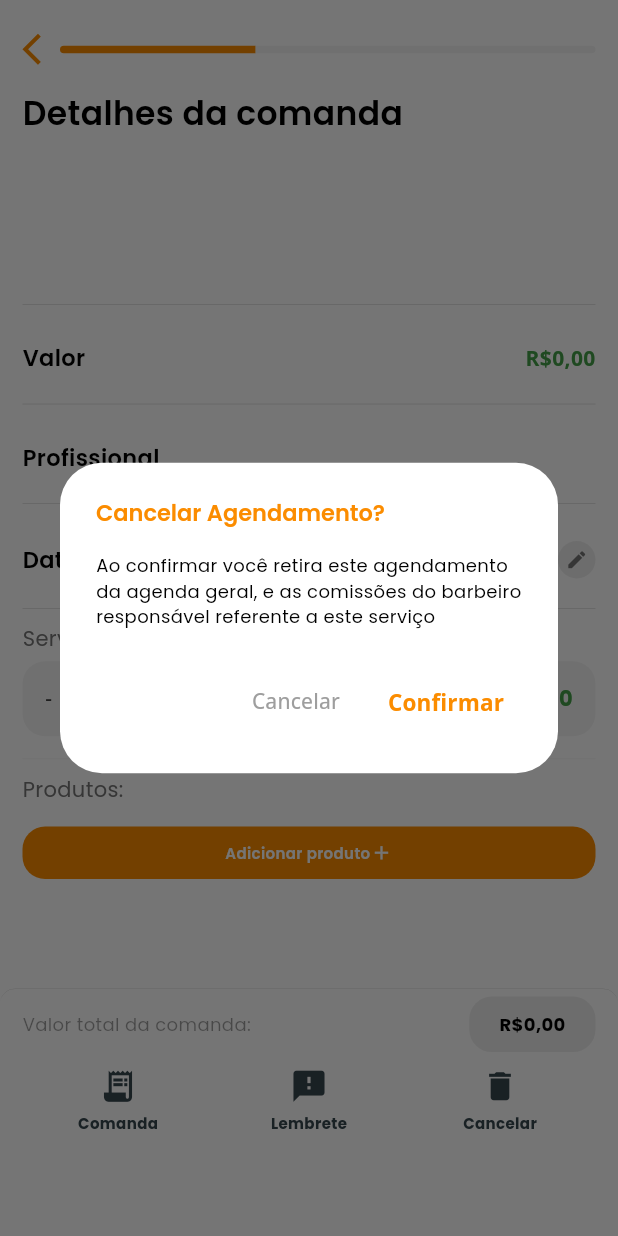
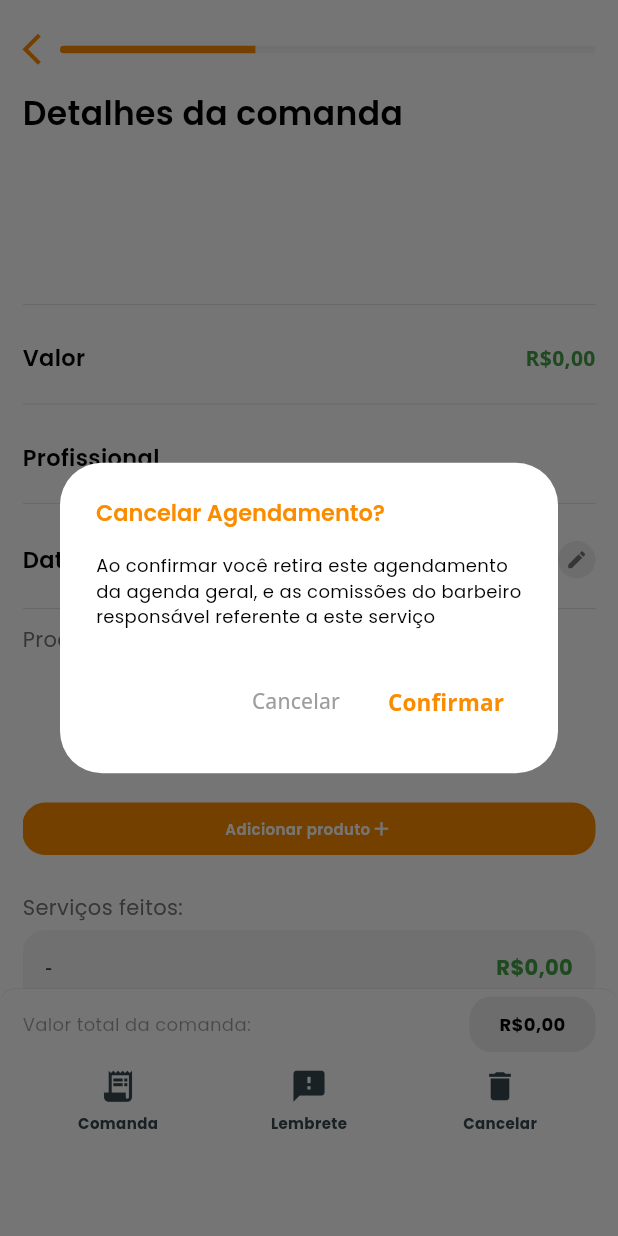
Before and after one commit to Gabrielcnetto/jimy, a Flutter app: the EditarAgendamento screen opened directly with empty values, item 3 of the bottom bar chosen, on a phone screen of 412 x 824 dp. Run offline on Flutter 3.47's test engine with Material 3 defaults, Android fonts, the phone set to English and light mode, and no system bars; our stand-ins replace cloud_firestore, curved_navigation_bar, firebase_auth, firebase_core, firebase_storage, google_fonts and 2 more; missing offline and left inert: floating_action_bubble; accounts and stored records are empty; network calls fail.

Commit message:
pub final

```diff
--- a/lib/usuarioGerente/telas/agendEaddScreen.dart/editarAgendamento/editarAgendamento.dart
+++ b/lib/usuarioGerente/telas/agendEaddScreen.dart/editarAgendamento/editarAgendamento.dart
@@ -31,7 +31,6 @@ class _EditarAgendamentoState extends State<EditarAgendamento> {
   void initState() {
     // TODO: implement initState
     super.initState();
-    setValoresIniciais();
   }
 
   bool isLoading = false;
@@ -95,12 +94,22 @@ class _EditarAgendamentoState extends State<EditarAgendamento> {
   double valorProdutosTotal = 0;
   double valorServicosTotal = 0;
   double valorComandaTotal = 0;
-  final valorNovoController = TextEditingController();
+  void somandoAComandaTotal() {
+    setState(() {
+      valorComandaTotal = (valorProdutosTotal + valorServicosTotal);
+    });
+  }
 
-  void setValoresIniciais() {
+  void SomandoValorTotal() {
+    double totalProdutos = 0; // Variável temporária para armazenar o total
+
+    for (var item in _produtosAdicionados) {
+      totalProdutos += item.preco; // Acumula o preço dos produtos
+    }
+
     setState(() {
-      valorComandaTotal = widget.corte.valorCorte;
-      valorNovoController.text = valorComandaTotal.toString();
+      valorProdutosTotal = totalProdutos; // Atualiza o valor total
+      somandoAComandaTotal(); // Atualiza o total da comanda
     });
   }
 
@@ -108,6 +117,7 @@ class _EditarAgendamentoState extends State<EditarAgendamento> {
   void recebendoALista(List<Produtosavenda> produtos) {
     setState(() {
       _produtosAdicionados = produtos;
+      SomandoValorTotal();
     });
   }
 
@@ -349,6 +359,110 @@ class _EditarAgendamentoState extends State<EditarAgendamento> {
                         ),
                       ),
                       Container(
+                        decoration: BoxDecoration(
+                          border: Border(
+                            top: BorderSide(
+                              width: 0.2,
+                              color: Colors.grey.shade300,
+                            ),
+                          ),
+                        ),
+                        width: double.infinity,
+                        padding: EdgeInsets.symmetric(vertical: 10),
+                        child: Column(
+                          crossAxisAlignment: CrossAxisAlignment.start,
+                          children: [
+                            Text(
+                              "Produtos:",
+                              style: GoogleFonts.poppins(
+                                textStyle: TextStyle(
+                                  color: Colors.grey.shade600,
+                                ),
+                              ),
+                            ),
+                            SizedBox(
+                              height: 5,
+                            ),
+                            if (_produtosAdicionados.length == 0)
+                              Container(
+                                width: double.infinity,
+                                padding: EdgeInsets.symmetric(vertical: 15),
+                                child: Column(
+                                  mainAxisAlignment: MainAxisAlignment.center,
+                                  children: [
+                                    Container(
+                                      width: MediaQuery.of(context).size.width *
+                                          0.9,
+                                      child: Text(
+                                        "Vendeu algum produto?\nSome junto na comanda!",
+                                        textAlign: TextAlign.center,
+                                        style: GoogleFonts.poppins(
+                                          textStyle: TextStyle(
+                                            color: Colors.grey.shade500,
+                                            fontSize: 12,
+                                            fontWeight: FontWeight.w400,
+                                          ),
+                                        ),
+                                      ),
+                                    ),
+                                    SizedBox(height: 5,),
+                                    Icon(
+                                      Icons.add,
+                                      size: 15,
+                                      color: Colors.grey.shade500,
+                                    ),
+                                  ],
+                                ),
+                              ),
+                            Column(
+                                children: _produtosAdicionados.map((item) {
+                              return ProdutoAdicionadoNaComanda(
+                                produto: item,
+                              );
+                            }).toList()),
+                            SizedBox(
+                              height: 10,
+                            ),
+                            InkWell(
+                              onTap: showScreenComProdutos,
+                              child: Container(
+                                alignment: Alignment.center,
+                                decoration: BoxDecoration(
+                                  color: Dadosgeralapp().primaryColor,
+                                  borderRadius: BorderRadius.circular(15),
+                                ),
+                                width: double.infinity,
+                                padding: EdgeInsets.symmetric(vertical: 10),
+                                child: Row(
+                                  mainAxisAlignment: MainAxisAlignment.center,
+                                  crossAxisAlignment: CrossAxisAlignment.center,
+                                  children: [
+                                    Text(
+                                      "Adicionar produto",
+                                      style: GoogleFonts.poppins(
+                                        textStyle: TextStyle(
+                                          color: Colors.white,
+                                          fontWeight: FontWeight.w600,
+                                          fontSize: 10,
+                                        ),
+                                      ),
+                                    ),
+                                    Icon(
+                                      Icons.add,
+                                      color: Colors.white,
+                                      size: 15,
+                                    ),
+                                  ],
+                                ),
+                              ),
+                            )
+                          ],
+                        ),
+                      ),
+                      SizedBox(
+                        height: 5,
+                      ),
+                      Container(
                         width: double.infinity,
                         padding: EdgeInsets.symmetric(vertical: 10),
                         child: Column(
@@ -406,76 +520,7 @@ class _EditarAgendamentoState extends State<EditarAgendamento> {
                       SizedBox(
                         height: 5,
                       ),
-                      Container(
-                        decoration: BoxDecoration(
-                          border: Border(
-                            top: BorderSide(
-                              width: 0.2,
-                              color: Colors.grey.shade300,
-                            ),
-                          ),
-                        ),
-                        width: double.infinity,
-                        padding: EdgeInsets.symmetric(vertical: 10),
-                        child: Column(
-                          crossAxisAlignment: CrossAxisAlignment.start,
-                          children: [
-                            Text(
-                              "Produtos:",
-                              style: GoogleFonts.poppins(
-                                textStyle: TextStyle(
-                                  color: Colors.grey.shade600,
-                                ),
-                              ),
-                            ),
-                            SizedBox(
-                              height: 5,
-                            ),
-                            Column(
-                                children: _produtosAdicionados.map((item) {
-                              return ProdutoAdicionadoNaComanda(
-                                produto: item,
-                              );
-                            }).toList()),
-                            SizedBox(
-                              height: 10,
-                            ),
-                            InkWell(
-                              onTap: showScreenComProdutos,
-                              child: Container(
-                                alignment: Alignment.center,
-                                decoration: BoxDecoration(
-                                  color: Dadosgeralapp().primaryColor,
-                                  borderRadius: BorderRadius.circular(15),
-                                ),
-                                width: double.infinity,
-                                padding: EdgeInsets.symmetric(vertical: 10),
-                                child: Row(
-                                  mainAxisAlignment: MainAxisAlignment.center,
-                                  crossAxisAlignment: CrossAxisAlignment.center,
-                                  children: [
-                                    Text(
-                                      "Adicionar produto",
-                                      style: GoogleFonts.poppins(
-                                        textStyle: TextStyle(
-                                          color: Colors.white,
-                                          fontWeight: FontWeight.w600,
-                                          fontSize: 10,
-                                        ),
-                                      ),
-                                    ),
-                                    Icon(
-                                      Icons.add,
-                                      color: Colors.white,
-                                      size: 15,
-                                    ),
-                                  ],
-                                ),
-                              ),
-                            )
-                          ],
-                        ),
-                      ),
+
                       SizedBox(
                         height: 60,
                       ),
```
Also changed, not shown: lib/usuarioGerente/telas/agendEaddScreen.dart/editarAgendamento/ProdutoAdicionadoNaAgenda.dart (+7 -4 lines).
